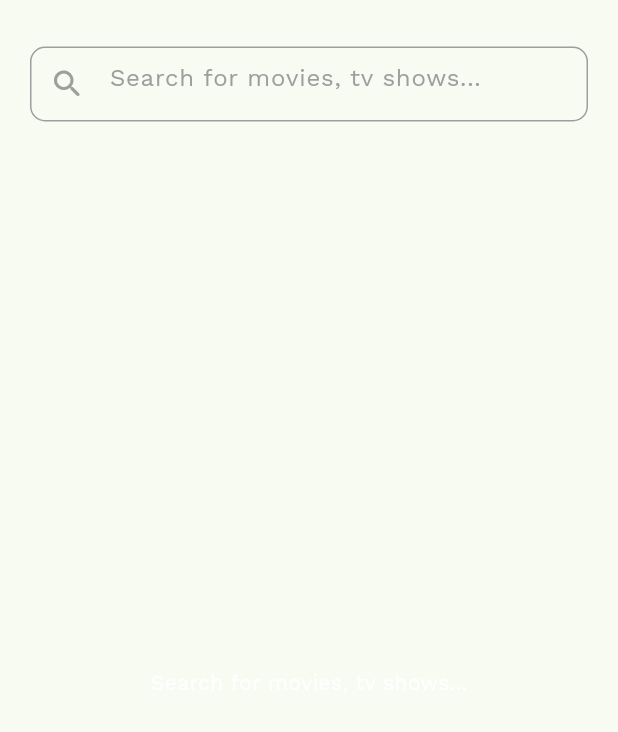
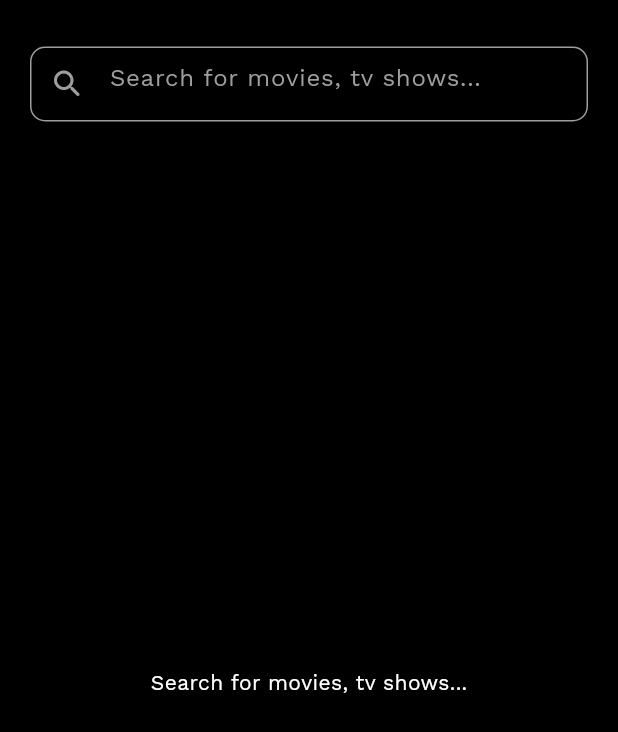
Before and after one commit to jheel23/ZEST--moviez_app-, a Flutter app: the screen it shows after launch, after a tap on the "search" icon, on a phone screen of 412 x 824 dp. Shown: the top 732 px of the screen. Run offline on Flutter 3.47's test engine with Material 3 defaults, Android fonts, the phone set to English and light mode, and no system bars; our stand-ins replace flutter_dotenv, flutter_riverpod, google_fonts, smooth_page_indicator; missing offline and left inert: tmdb_api.

Commit message:
Legacy changes

```diff
--- a/lib/API/serach_api.dart
+++ b/lib/API/serach_api.dart
@@ -1,12 +1,12 @@
+import 'package:flutter_dotenv/flutter_dotenv.dart';
 import 'package:flutter_riverpod/flutter_riverpod.dart';
 import 'package:tmdb_api/tmdb_api.dart';
 
 class SearchNotifier extends StateNotifier<List<dynamic>> {
   SearchNotifier() : super([]);
   List<dynamic> searchMovie = [];
-  final String apikey = '3571895bb749fe1cf693ee4870688dcf';
-  final readaccessToken =
-      'eyJhbGciOiJIUzI1NiJ9.eyJhdWQiOiIzNTcxODk1YmI3NDlmZTFjZjY5M2VlNDg3MDY4OGRjZiIsInN1YiI6IjY1MjNiZWE0MGNiMzM1MTZmNWM1YjY4YSIsInNjb3BlcyI6WyJhcGlfcmVhZCJdLCJ2ZXJzaW9uIjoxfQ.QNUjlq98Rw_-utZA_l1V8w8-VtyGbFoMAOlaedJtNrw';
+  final String apikey = dotenv.env['API_KEY'] ?? "";
+  final readaccessToken = dotenv.env['READ_ACCESS_TOKEN'] ?? "";
   void sortByPopularity(List<dynamic> list) {
     list.sort((a, b) => b['popularity'].compareTo(a['popularity']));
   }
--- a/lib/API/tmdb_allMovie_api.dart
+++ b/lib/API/tmdb_allMovie_api.dart
@@ -1,14 +1,14 @@
 // ignore_for_file: file_names
 
+import 'package:flutter_dotenv/flutter_dotenv.dart';
 import 'package:flutter_riverpod/flutter_riverpod.dart';
 import 'package:tmdb_api/tmdb_api.dart';
 
 class AllMoviesNotifier extends StateNotifier<List<dynamic>> {
   AllMoviesNotifier() : super([]);
   List<dynamic> _allMovie = [];
-  final String apikey = '3571895bb749fe1cf693ee4870688dcf';
-  final readaccessToken =
-      'eyJhbGciOiJIUzI1NiJ9.eyJhdWQiOiIzNTcxODk1YmI3NDlmZTFjZjY5M2VlNDg3MDY4OGRjZiIsInN1YiI6IjY1MjNiZWE0MGNiMzM1MTZmNWM1YjY4YSIsInNjb3BlcyI6WyJhcGlfcmVhZCJdLCJ2ZXJzaW9uIjoxfQ.QNUjlq98Rw_-utZA_l1V8w8-VtyGbFoMAOlaedJtNrw';
+  final String apikey = dotenv.env['API_KEY'] ?? "";
+  final readaccessToken = dotenv.env['READ_ACCESS_TOKEN'] ?? "";
   Map<String, dynamic> findById(int id) {
     return _allMovie.firstWhere((element) => element['id'] == id);
   }
--- a/lib/main.dart
+++ b/lib/main.dart
@@ -1,4 +1,5 @@
 import 'package:flutter/material.dart';
+import 'package:flutter_dotenv/flutter_dotenv.dart';
 import 'package:flutter_riverpod/flutter_riverpod.dart';
 import 'package:moviez_app/screens/all_movie_tv_screen.dart';
 import 'package:moviez_app/screens/all_trending_screen.dart';
@@ -6,8 +7,9 @@ import 'package:moviez_app/screens/home_screen.dart';
 import 'package:moviez_app/screens/movie_details_screen.dart';
 import 'package:moviez_app/theme/theme_constant.dart';
 
-void main() {
+Future<void> main() async {
   WidgetsFlutterBinding.ensureInitialized();
+  await dotenv.load(fileName: ".env");
   runApp(const ProviderScope(child: MyApp()));
 }
 
--- a/lib/theme/theme_constant.dart
+++ b/lib/theme/theme_constant.dart
@@ -5,5 +5,5 @@ final mainTheme = ThemeData(
   textTheme: GoogleFonts.workSansTextTheme(),
   useMaterial3: true,
   colorScheme: ColorScheme.fromSeed(seedColor: Colors.green)
-      .copyWith(background: Colors.black, secondary: Colors.orange),
+      .copyWith(surface: Colors.black, secondary: Colors.orange),
 );
--- a/pubspec.yaml
+++ b/pubspec.yaml
@@ -40,6 +40,7 @@ dependencies:
   google_fonts: ^6.1.0
   smooth_page_indicator: ^1.1.0
   http: ^1.1.0
+  flutter_dotenv: ^6.0.0
 
 dev_dependencies:
   flutter_test:
```
Also changed, not shown: lib/API/tmdb_api.dart (+3 -4 lines), pubspec.lock, 10 other files.
